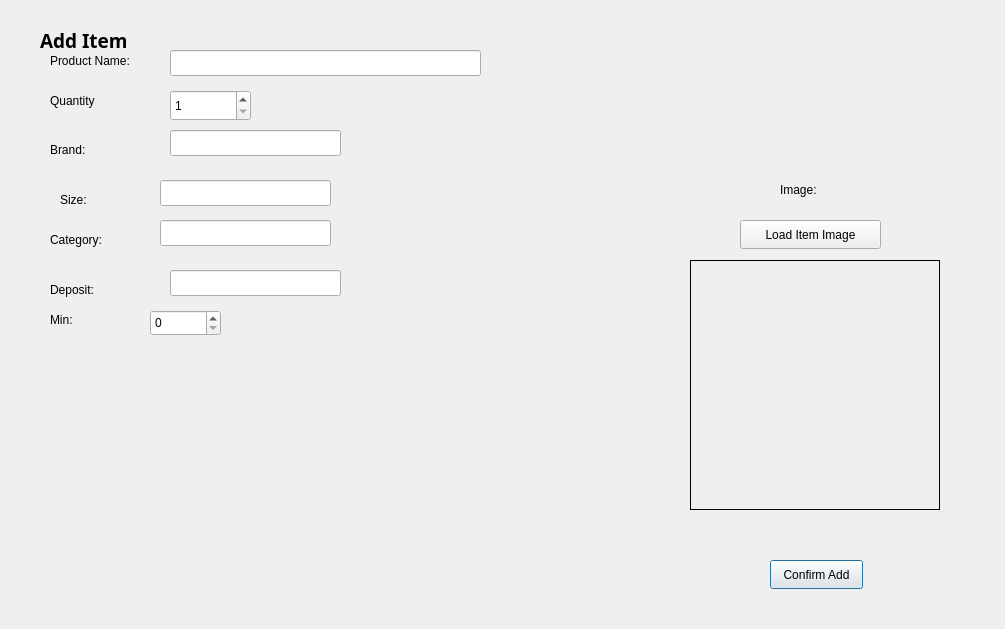
Qt form additemdialogue.ui (cristhianguerreno/StoreInventory) before a commit.
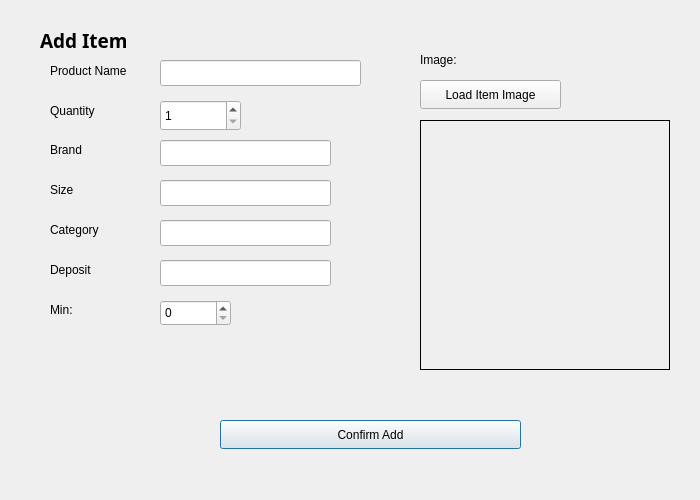
The same form after that commit.

The edit to the form file:
```diff
--- a/additemdialogue.ui
+++ b/additemdialogue.ui
@@ -6,10 +6,22 @@
    <rect>
     <x>0</x>
     <y>0</y>
-    <width>1005</width>
-    <height>629</height>
+    <width>700</width>
+    <height>500</height>
    </rect>
   </property>
+  <property name="minimumSize">
+   <size>
+    <width>600</width>
+    <height>500</height>
+   </size>
+  </property>
+  <property name="maximumSize">
+   <size>
+    <width>700</width>
+    <height>500</height>
+   </size>
+  </property>
   <property name="windowTitle">
    <string>Add Item</string>
   </property>
@@ -17,21 +29,21 @@
    <property name="geometry">
     <rect>
      <x>50</x>
-     <y>50</y>
+     <y>60</y>
      <width>121</width>
      <height>21</height>
     </rect>
    </property>
    <property name="text">
-    <string>Product Name:</string>
+    <string>Product Name</string>
    </property>
   </widget>
   <widget class="QLineEdit" name="txtProductName">
    <property name="geometry">
     <rect>
-     <x>170</x>
-     <y>50</y>
-     <width>311</width>
+     <x>160</x>
+     <y>60</y>
+     <width>201</width>
      <height>26</height>
     </rect>
    </property>
@@ -40,7 +52,7 @@
    <property name="geometry">
     <rect>
      <x>50</x>
-     <y>90</y>
+     <y>100</y>
      <width>121</width>
      <height>21</height>
     </rect>
@@ -52,8 +64,8 @@
   <widget class="QSpinBox" name="sbQuantity">
    <property name="geometry">
     <rect>
-     <x>170</x>
-     <y>90</y>
+     <x>160</x>
+     <y>100</y>
      <width>81</width>
      <height>31</height>
     </rect>
@@ -68,8 +80,8 @@
   <widget class="QLabel" name="lbl">
    <property name="geometry">
     <rect>
-     <x>780</x>
-     <y>180</y>
+     <x>420</x>
+     <y>50</y>
      <width>63</width>
      <height>20</height>
     </rect>
@@ -81,8 +93,8 @@
   <widget class="QLabel" name="lblImage">
    <property name="geometry">
     <rect>
-     <x>690</x>
-     <y>260</y>
+     <x>420</x>
+     <y>120</y>
      <width>250</width>
      <height>250</height>
     </rect>
@@ -97,9 +109,9 @@
   <widget class="QPushButton" name="btnConfirmAdd">
    <property name="geometry">
     <rect>
-     <x>770</x>
-     <y>560</y>
-     <width>93</width>
+     <x>220</x>
+     <y>420</y>
+     <width>301</width>
      <height>29</height>
     </rect>
    </property>
@@ -110,8 +122,8 @@
   <widget class="QPushButton" name="btnLoadImage">
    <property name="geometry">
     <rect>
-     <x>740</x>
-     <y>220</y>
+     <x>420</x>
+     <y>80</y>
      <width>141</width>
      <height>29</height>
     </rect>
@@ -130,14 +142,14 @@
     </rect>
    </property>
    <property name="text">
-    <string>Brand:</string>
+    <string>Brand</string>
    </property>
   </widget>
   <widget class="QLineEdit" name="txtBrand">
    <property name="geometry">
     <rect>
-     <x>170</x>
-     <y>130</y>
+     <x>160</x>
+     <y>140</y>
      <width>171</width>
      <height>26</height>
     </rect>
@@ -146,40 +158,40 @@
   <widget class="QLabel" name="lblBrand_2">
    <property name="geometry">
     <rect>
-     <x>60</x>
-     <y>190</y>
+     <x>50</x>
+     <y>180</y>
      <width>63</width>
      <height>20</height>
     </rect>
    </property>
    <property name="text">
-    <string>Size:</string>
+    <string>Size</string>
    </property>
   </widget>
   <widget class="QLabel" name="lblBrand_3">
    <property name="geometry">
     <rect>
      <x>50</x>
-     <y>230</y>
+     <y>220</y>
      <width>63</width>
      <height>20</height>
     </rect>
    </property>
    <property name="text">
-    <string>Category:</string>
+    <string>Category</string>
    </property>
   </widget>
   <widget class="QLabel" name="lblBrand_4">
    <property name="geometry">
     <rect>
      <x>50</x>
-     <y>280</y>
+     <y>260</y>
      <width>63</width>
      <height>20</height>
     </rect>
    </property>
    <property name="text">
-    <string>Deposit:</string>
+    <string>Deposit</string>
    </property>
   </widget>
   <widget class="QLineEdit" name="txtSize">
@@ -205,8 +217,8 @@
   <widget class="QLineEdit" name="txtDeposit">
    <property name="geometry">
     <rect>
-     <x>170</x>
-     <y>270</y>
+     <x>160</x>
+     <y>260</y>
      <width>171</width>
      <height>26</height>
     </rect>
@@ -215,8 +227,8 @@
   <widget class="QSpinBox" name="sbMinimumStock">
    <property name="geometry">
     <rect>
-     <x>150</x>
-     <y>310</y>
+     <x>160</x>
+     <y>300</y>
      <width>71</width>
      <height>26</height>
     </rect>
@@ -226,7 +238,7 @@
    <property name="geometry">
     <rect>
      <x>50</x>
-     <y>310</y>
+     <y>300</y>
      <width>63</width>
      <height>20</height>
     </rect>
```
